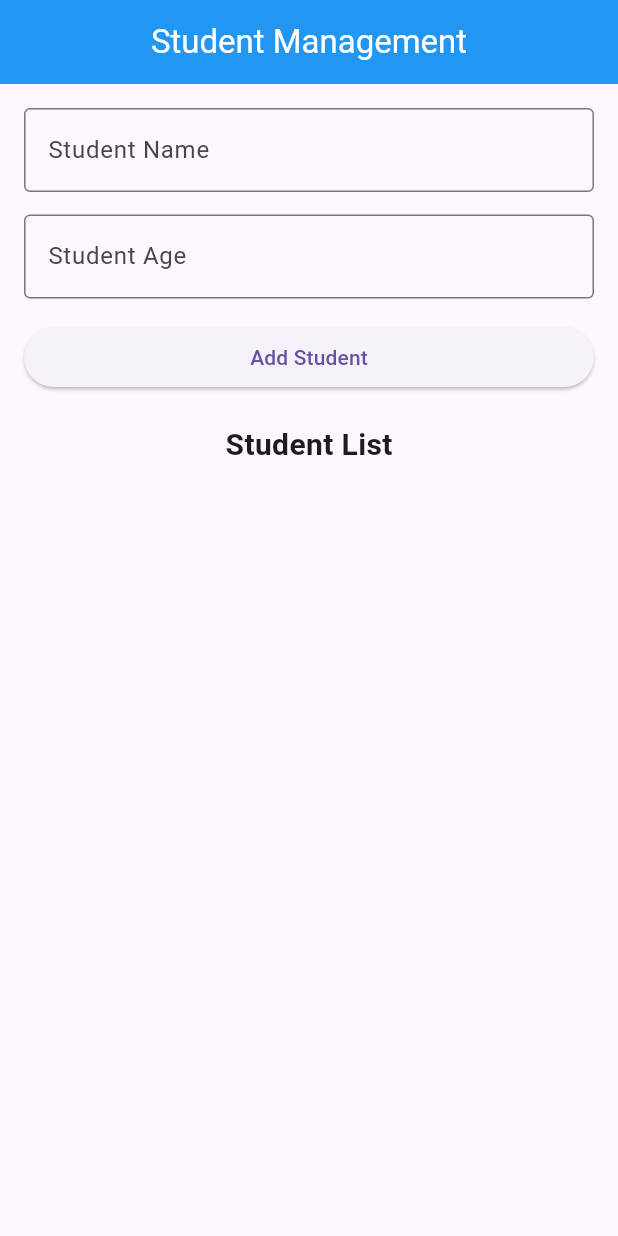
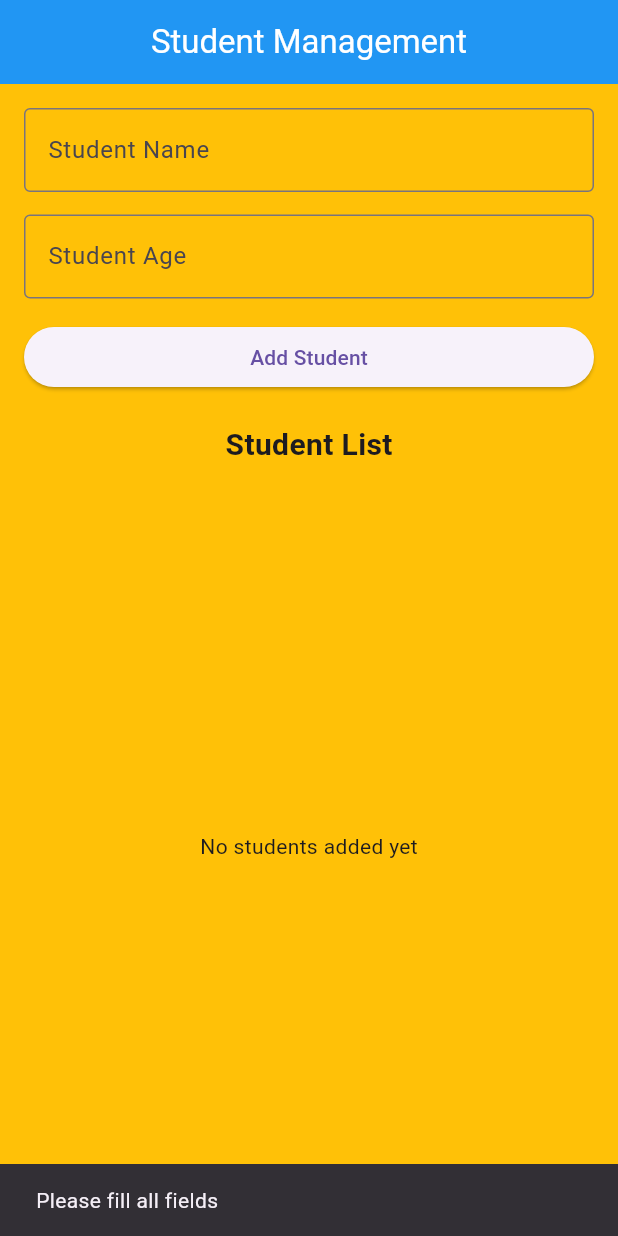
Before and after one commit to muhammedashmil108-droid/sqlflite_student_managment, a Flutter app: the screen it shows after launch, after a tap on "Add Student", on a phone screen of 412 x 824 dp. Run offline on Flutter 3.47's test engine with Material 3 defaults, Android fonts, the phone set to English and light mode, and no system bars; our stand-ins replace sqflite; accounts and stored records are empty.

Commit message:
student_managment_sqlflite

```diff
--- a/lib/database/database_helper.dart
+++ b/lib/database/database_helper.dart
@@ -0,0 +1,66 @@
+import 'package:sqflite/sqflite.dart';
+import 'package:path/path.dart';
+
+class DatabaseHelper {
+
+  static final DatabaseHelper instance = DatabaseHelper._internal();
+
+  DatabaseHelper._internal();
+
+  static Database? _database;
+
+  Future<Database> get database async {
+
+    if (_database != null) {
+      return _database!;
+    }
+
+    _database = await initDatabase();
+
+    return _database!;
+  }
+
+  Future<Database> initDatabase() async {
+
+    String path = join(
+      await getDatabasesPath(),
+      'student.db',
+    );
+
+    return await openDatabase(
+      path,
+      version: 1,
+
+      onCreate: (db, version) async {
+
+        await db.execute('''
+          CREATE TABLE students (
+            id INTEGER PRIMARY KEY AUTOINCREMENT,
+            name TEXT,
+            age INTEGER
+          )
+        ''');
+
+      },
+    );
+  }
+
+  // Insert Student
+  Future<int> insertStudent(Map<String, dynamic> student) async {
+
+    Database db = await database;
+
+    return await db.insert(
+      'students',
+      student,
+    );
+  }
+
+  // Get Students
+  Future<List<Map<String, dynamic>>> getStudents() async {
+
+    Database db = await database;
+
+    return await db.query('students');
+  }
+}
--- a/lib/home.dart
+++ b/lib/home.dart
@@ -1,7 +1,6 @@
 import 'package:flutter/material.dart';
 import 'package:sqlflite_student_managment/model/student_model.dart';
 import 'package:sqlflite_student_managment/database/database_helper.dart';
-
 
 class Home extends StatefulWidget {
   const Home({super.key});
@@ -11,47 +10,77 @@ class Home extends StatefulWidget {
 }
 
 class _HomeState extends State<Home> {
-  List<Map<String,dynamic>> students =[];
 
   final nameController = TextEditingController();
   final ageController = TextEditingController();
 
+  List<Map<String, dynamic>> students = [];
+
+  @override
+  void initState() {
+    super.initState();
+    fetchStudents();
+  }
+
+  // Add Student
   Future<void> addStudent() async {
 
+    if (nameController.text.isEmpty || ageController.text.isEmpty) {
+      ScaffoldMessenger.of(context).showSnackBar(
+        SnackBar(content: Text('Please fill all fields')),
+      );
+      return;
+    }
+
+    final age = int.tryParse(ageController.text);
+
+    if (age == null) {
+      ScaffoldMessenger.of(context).showSnackBar(
+        SnackBar(content: Text('Enter a valid age')),
+      );
+      return;
+    }
+
     final student = StudentModel(
-    name: nameController.text,
-    age: int.parse(ageController.text),
+      name: nameController.text.trim(),
+      age: age,
     );
 
     await DatabaseHelper.instance.insertStudent(
       student.toMap(),
     );
 
-
-
-
     nameController.clear();
     ageController.clear();
-  fetchStudents();
+
+    await fetchStudents();
 
   }
+
+  // Fetch Students
   Future<void> fetchStudents() async {
 
     final data = await DatabaseHelper.instance.getStudents();
+
+    if (!mounted) return;
 
     setState(() {
       students = data;
     });
   }
+
   @override
-void initState(){
-  super.initState();
-  fetchStudents();
+  void dispose() {
+    nameController.dispose();
+    ageController.dispose();
+    super.dispose();
   }
 
   @override
   Widget build(BuildContext context) {
+
     return Scaffold(
+      backgroundColor: Colors.amber,
       appBar: AppBar(
         title: Text('Student Management'),
         centerTitle: true,
@@ -65,45 +94,37 @@ void initState(){
         child: Column(
           children: [
 
-            // Student Name
             TextField(
               controller: nameController,
               decoration: InputDecoration(
                 labelText: 'Student Name',
-                hintText: 'Enter student name',
                 border: OutlineInputBorder(),
               ),
             ),
 
             SizedBox(height: 15),
 
-            // Student Age
             TextField(
               controller: ageController,
-
+              keyboardType: TextInputType.number,
               decoration: InputDecoration(
                 labelText: 'Student Age',
-                hintText: 'Enter student age',
                 border: OutlineInputBorder(),
               ),
             ),
 
             SizedBox(height: 15),
 
-            // Add Button (UI only)
             SizedBox(
               width: double.infinity,
               child: ElevatedButton(
-                onPressed: ()async {
-                  await addStudent();
-                },
+                onPressed: addStudent,
                 child: Text('Add Student'),
               ),
             ),
 
             SizedBox(height: 20),
 
-            // Student List Heading
             Text(
               'Student List',
               style: TextStyle(
@@ -114,21 +135,29 @@ void initState(){
 
             SizedBox(height: 10),
 
-            // Student List UI
             Expanded(
-              child: ListView.builder(
+              child: students.isEmpty
+                  ? Center(
+                      child: Text('No students added yet'),
+                    )
+                  : ListView.builder(
                       itemCount: students.length,
 
                       itemBuilder: (context, index) {
-                  final student =students[index];
+
+                        final student = students[index];
 
                         return Card(
-                    margin: EdgeInsets.only(bottom: 10),
+                          child: ListTile(
+                            leading: CircleAvatar(
+                              child: Text('${student['id']}'),
+                            ),
 
-                    child: ListTile(
-                     leading: Icon(Icons.person),
-                     title:Text(student['name']) ,
-                     subtitle: Text("Age : ${student['age']}"),
+                            title: Text(student['name']),
+
+                            subtitle: Text(
+                              'Age: ${student['age']}',
+                            ),
                           ),
                         );
                       },
```
Also changed, not shown: lib/model/student_model.dart (+8 -0 lines), 1 other file. Lines whose indentation alone changed are shown as unchanged.
